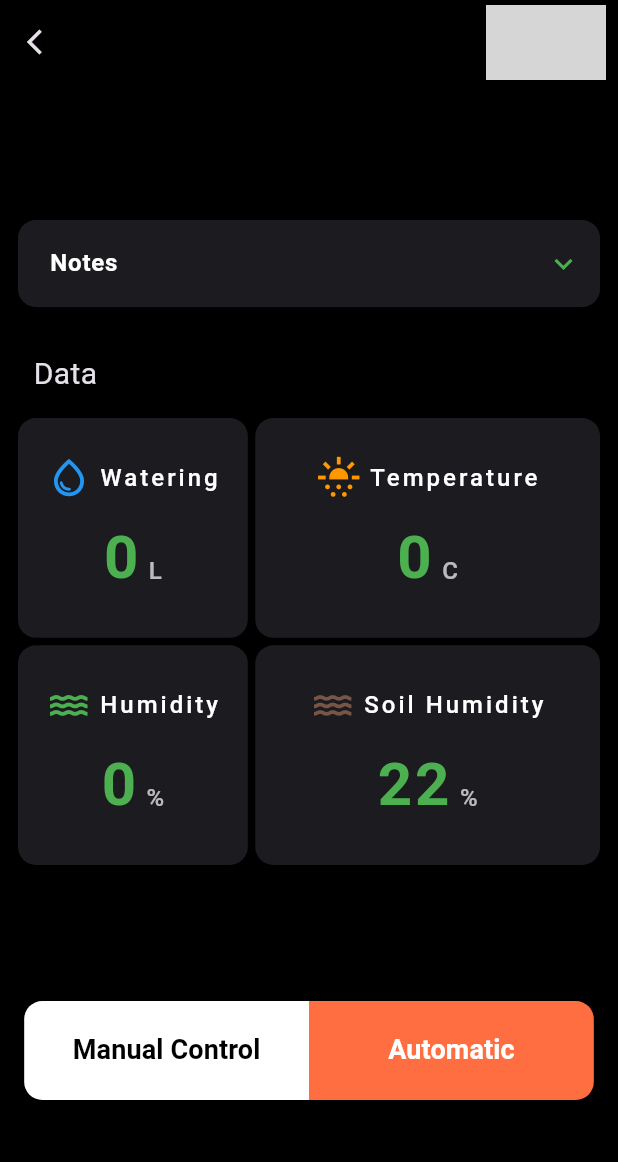
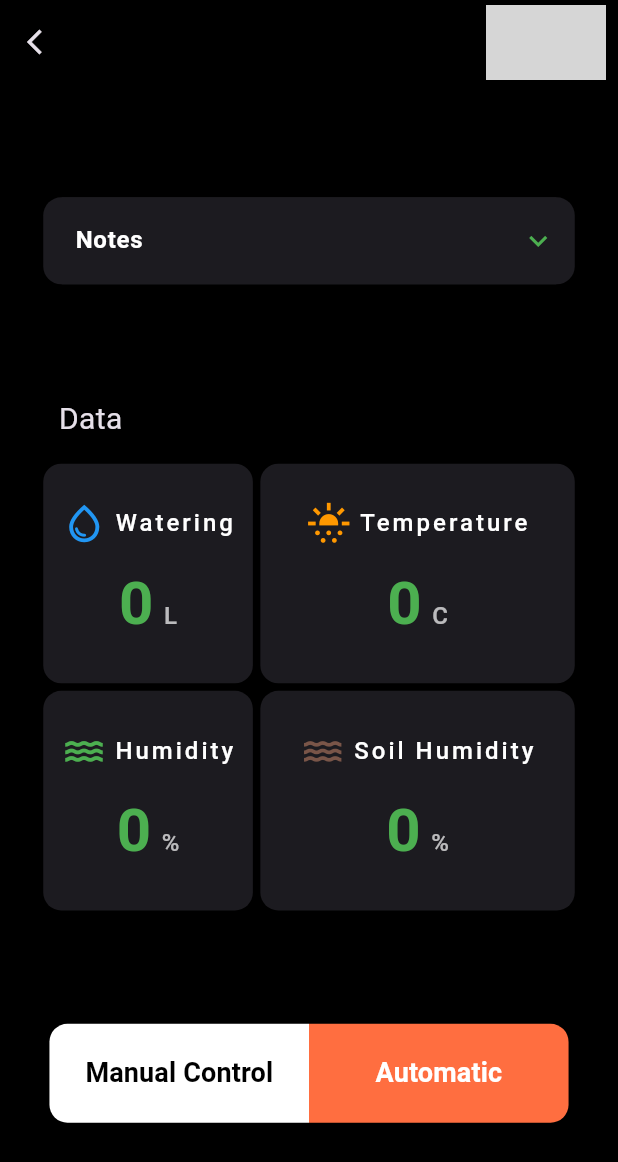
Before and after one commit to ahmedelshahed21/Smart_Farm_App, a Flutter app: the CustomPlantDataView screen opened directly with empty values, on a phone screen of 412 x 824 dp. Shown: the top 1162 px of the screen. Run offline on Flutter 3.47's test engine with Material 3 defaults, Android fonts, the phone set to English and light mode, and no system bars; our stand-ins replace animated_splash_screen, lottie, page_transition, percent_indicator, sleek_circular_slider; grey boxes are pictures that could not be loaded.

Commit message:
Commit 12

```diff
--- a/lib/core/widgets/custom_icon.dart
+++ b/lib/core/widgets/custom_icon.dart
@@ -22,9 +22,9 @@ class CustomIcon extends StatelessWidget {
       ),
       child: IconButton(
           onPressed: onPressed,
+          iconSize: iconSize ?? 40,
           icon: Icon(icon,
             color: iconColor,
-            size: iconSize ?? 40,
           )
       ),
     );
--- a/lib/core/widgets/custom_text_form_field.dart
+++ b/lib/core/widgets/custom_text_form_field.dart
@@ -21,6 +21,10 @@ class CustomTextFormField extends StatelessWidget {
   switch(labelText){
     case 'USER_NAME' : return 'USER_NAME'.toLowerCase();
     case 'PASSWORD' : return 'PASSWORD'.toLowerCase();
+    case 'Watering' : return 'Watering';
+    case 'Temperature' : return 'Temperature';
+    case 'Humidity' : return 'Humidity';
+    case 'Soil Humidity' : return 'Soil Humidity';
     }
     return 'Filed';
   }
--- a/lib/core/widgets/default_button.dart
+++ b/lib/core/widgets/default_button.dart
@@ -16,7 +16,7 @@ class DefaultButton extends StatelessWidget{
               borderRadius: BorderRadius.circular(15)
           ),
           side: BorderSide(
-              width: 1, color: borderColor??kPrimaryColor
+              width: 1, color: borderColor ?? kPrimaryColor
           ),
           padding: const EdgeInsets.only(top:10,bottom:10,right: 50,left: 50)
       ),
--- a/lib/core/widgets/return_icon_button.dart
+++ b/lib/core/widgets/return_icon_button.dart
@@ -8,10 +8,9 @@ class ReturnIconButton extends StatelessWidget {
       onPressed: () {
         Navigator.pop(context);
       },
+      iconSize: 20,
       icon: const Center(
-        child: Icon(Icons.arrow_back_ios,
-          size: 20,
-        ),
+        child: Icon(Icons.arrow_back_ios,),
       ),
     );
   }
--- a/lib/features/custom plant/presentation/views/custom_plant_data_view.dart
+++ b/lib/features/custom plant/presentation/views/custom_plant_data_view.dart
@@ -8,7 +8,7 @@ import 'package:smart_farm/screens/manual_control_view.dart';
 import 'package:smart_farm/screens/percentages_view.dart';
 
 class CustomPlantDataView extends StatelessWidget{
-  static String id='PlantView';
+  static String id='CustomPlantView';
   const CustomPlantDataView({super.key, required this.category});
   final PlantModel category;
 
@@ -20,13 +20,13 @@ class CustomPlantDataView extends StatelessWidget{
             PlantCard(category: category, width: 80, height: 50, radius: 12.0, fontSize: 14.0, fontWeight: FontWeight.w600, padding: const EdgeInsets.only(top: 5.0,left: 2.0),),]
       ),
       body: Padding(
-        padding: const EdgeInsets.symmetric(horizontal:12.0),
+        padding: EdgeInsets.symmetric(horizontal:MediaQuery.of(context).size.width*.07),
         child: Column(
           children: [
             const Expanded(child: SizedBox()),
             CustomExpansionTile(title: 'Notes',content: category.content),
-            const SizedBox(height: 30),
-            PlantDataSection(water: category.water,temp: category.temp,humidity: category.soilHumidity),
+            const Expanded(child: SizedBox()),
+            PlantDataSection(water: category.water,temp: category.temp,humidity: category.humidity,soilHumidity: category.soilHumidity,),
             const Expanded(child: SizedBox()),
             PlantAction(
               onPressedManualButton: (){
```
Also changed, not shown: lib/main.dart (+9 -11 lines).
